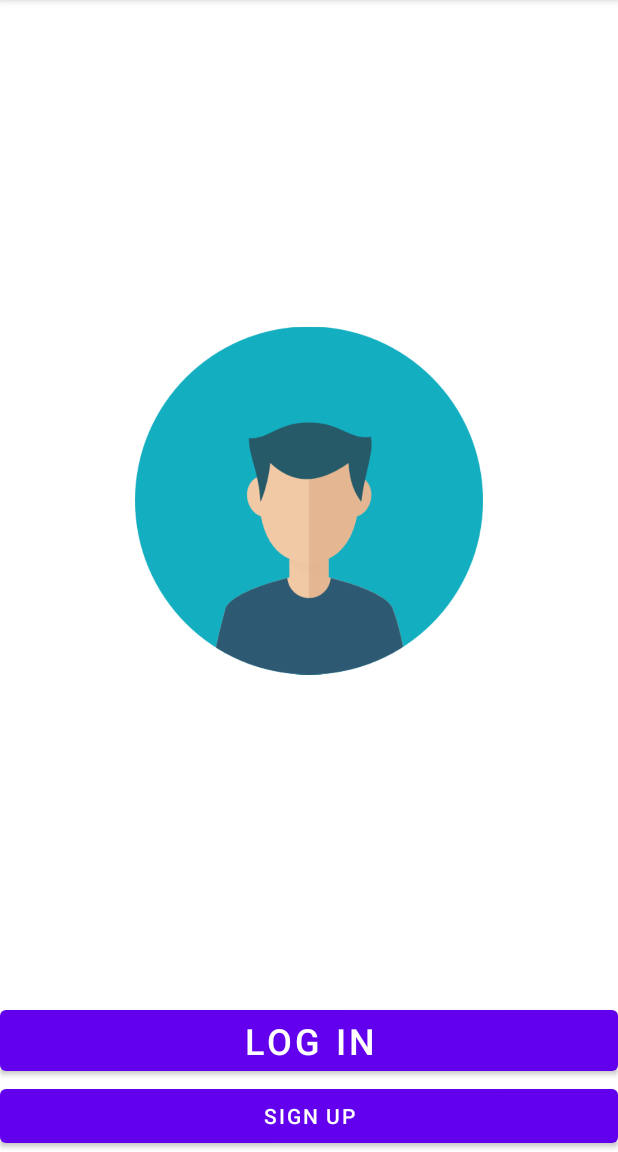
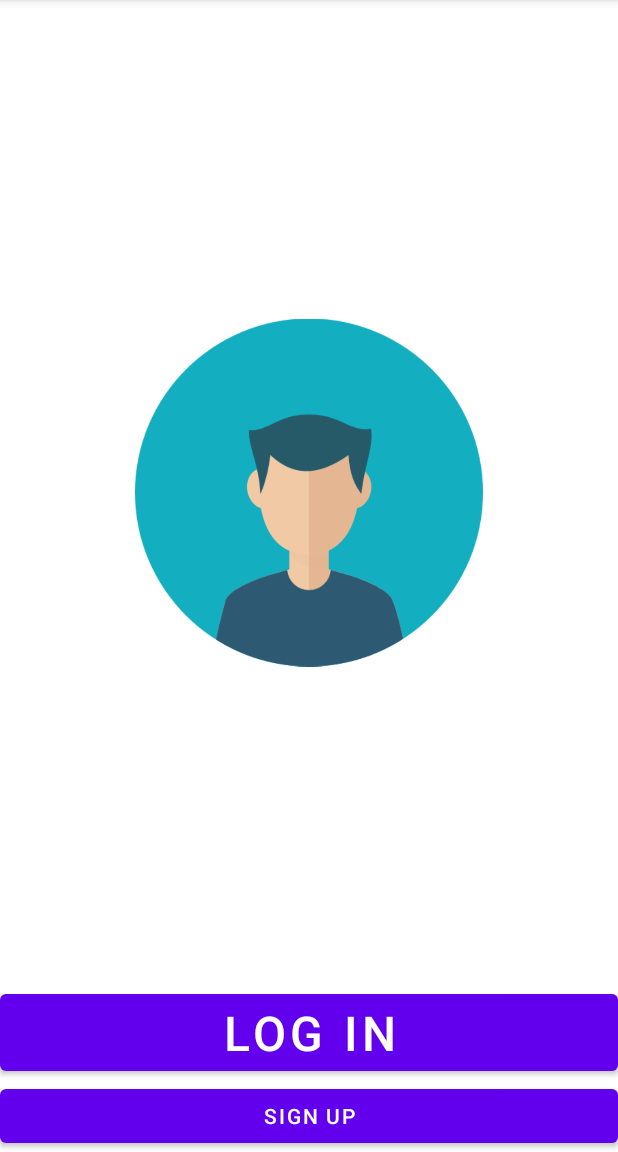
Before and after one commit to alexramirez27/LifePuzzle, an Android app: the FirstInstallActivity screen opened directly, with no data from a screen before it, on a phone screen of 412 x 824 dp, the part 84-1236 px from its top. Run offline under Robolectric (Android 15) with nearby library versions, the phone set to English and light mode, and no system bars.

Commit message:
login changes 2

```diff
--- a/app/src/main/res/layout/activity_first_installation_page.xml
+++ b/app/src/main/res/layout/activity_first_installation_page.xml
@@ -7,7 +7,7 @@
 
     <Button
         android:id="@+id/button"
-        android:textSize="24dp"
+        android:textSize="32dp"
         android:layout_width="0dp"
         android:layout_height="wrap_content"
         android:text="Log In"
```
